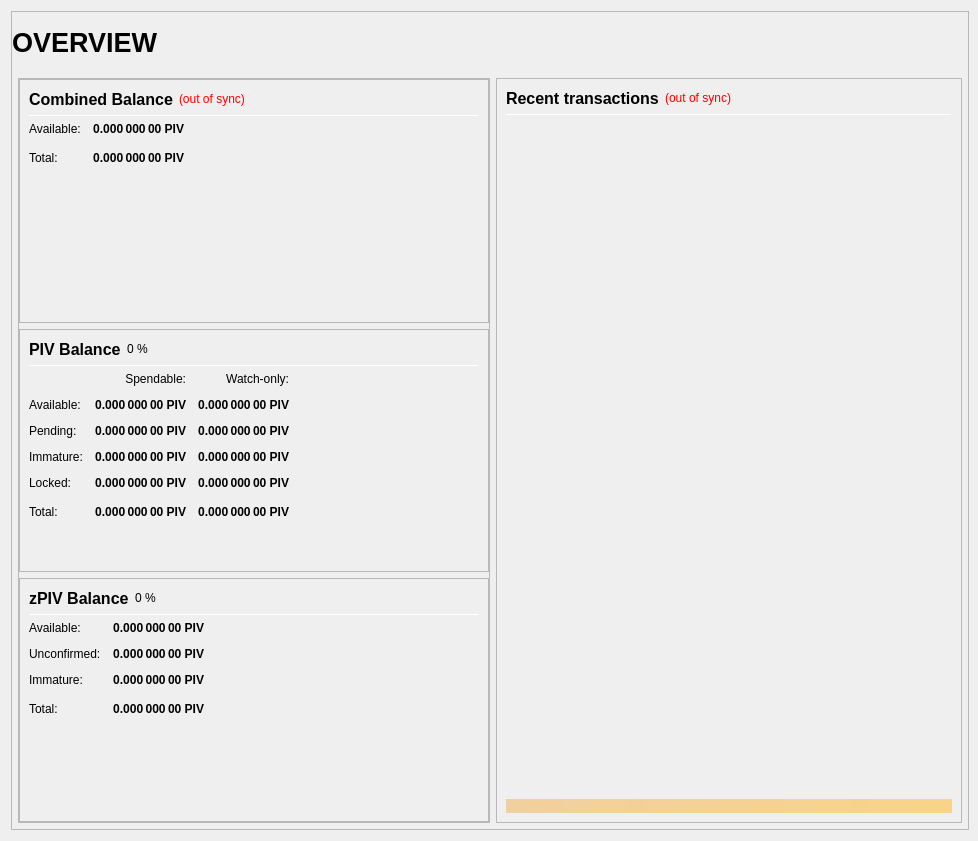
Qt form src/qt/forms/overviewpage.ui (blenda123/labx) before a commit.
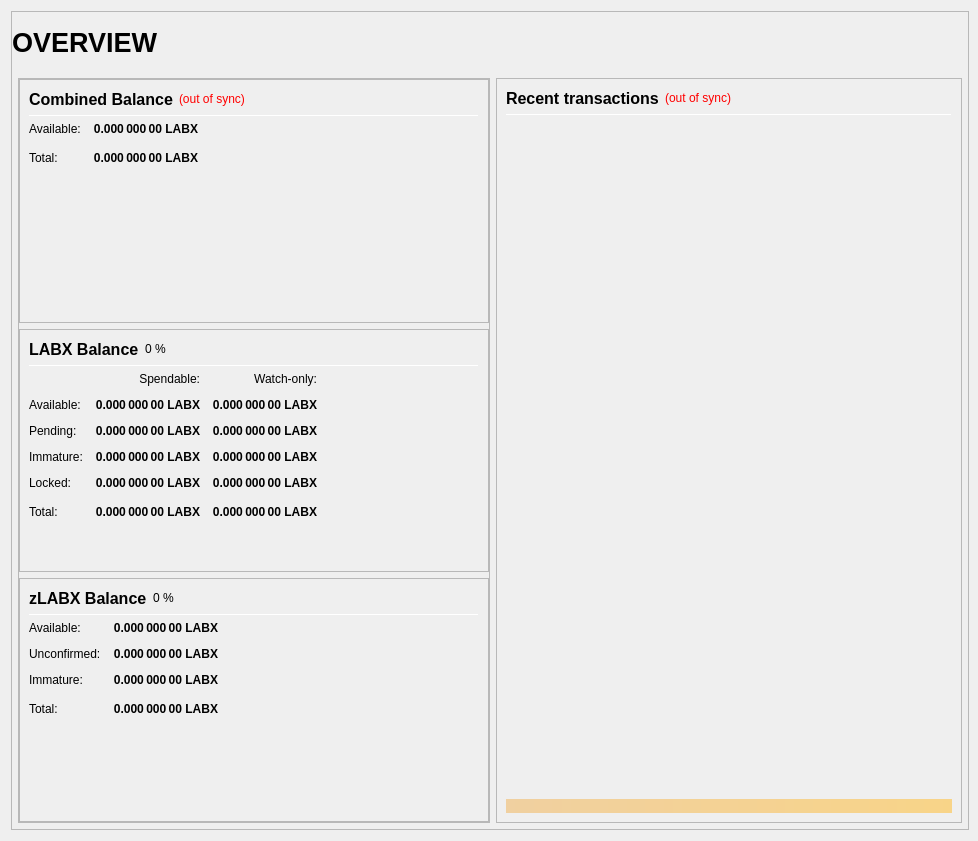
The same form after that commit.

Patch:
```diff
--- a/src/qt/forms/overviewpage.ui
+++ b/src/qt/forms/overviewpage.ui
@@ -333,7 +333,7 @@
                           <string>Your current spendable balance</string>
                          </property>
                          <property name="text">
-                          <string notr="true">0.000 000 00 PIV</string>
+                          <string notr="true">0.000 000 00 LABX</string>
                          </property>
                          <property name="alignment">
                           <set>Qt::AlignRight|Qt::AlignTrailing|Qt::AlignVCenter</set>
@@ -365,7 +365,7 @@
                           <string>Total Balance, including all unavailable coins.</string>
                          </property>
                          <property name="text">
-                          <string notr="true">0.000 000 00 PIV</string>
+                          <string notr="true">0.000 000 00 LABX</string>
                          </property>
                          <property name="alignment">
                           <set>Qt::AlignRight|Qt::AlignTrailing|Qt::AlignVCenter</set>
@@ -433,7 +433,7 @@
                           </font>
                          </property>
                          <property name="text">
-                          <string>PIV Balance</string>
+                          <string>LABX Balance</string>
                          </property>
                         </widget>
                        </item>
@@ -525,7 +525,7 @@
                           <string>Your current spendable balance</string>
                          </property>
                          <property name="text">
-                          <string notr="true">0.000 000 00 PIV</string>
+                          <string notr="true">0.000 000 00 LABX</string>
                          </property>
                          <property name="alignment">
                           <set>Qt::AlignRight|Qt::AlignTrailing|Qt::AlignVCenter</set>
@@ -550,7 +550,7 @@
                           <string>Your current balance in watch-only addresses</string>
                          </property>
                          <property name="text">
-                          <string notr="true">0.000 000 00 PIV</string>
+                          <string notr="true">0.000 000 00 LABX</string>
                          </property>
                          <property name="alignment">
                           <set>Qt::AlignRight|Qt::AlignTrailing|Qt::AlignVCenter</set>
@@ -582,7 +582,7 @@
                           <string>Total of transactions that have yet to be confirmed, and do not yet count toward the spendable balance</string>
                          </property>
                          <property name="text">
-                          <string notr="true">0.000 000 00 PIV</string>
+                          <string notr="true">0.000 000 00 LABX</string>
                          </property>
                          <property name="alignment">
                           <set>Qt::AlignRight|Qt::AlignTrailing|Qt::AlignVCenter</set>
@@ -607,7 +607,7 @@
                           <string>Unconfirmed transactions to watch-only addresses</string>
                          </property>
                          <property name="text">
-                          <string notr="true">0.000 000 00 PIV</string>
+                          <string notr="true">0.000 000 00 LABX</string>
                          </property>
                          <property name="alignment">
                           <set>Qt::AlignRight|Qt::AlignTrailing|Qt::AlignVCenter</set>
@@ -639,7 +639,7 @@
                           <string>Staked or masternode rewards that has not yet matured</string>
                          </property>
                          <property name="text">
-                          <string notr="true">0.000 000 00 PIV</string>
+                          <string notr="true">0.000 000 00 LABX</string>
                          </property>
                          <property name="alignment">
                           <set>Qt::AlignRight|Qt::AlignTrailing|Qt::AlignVCenter</set>
@@ -664,7 +664,7 @@
                           <string>Staked or masternode rewards in watch-only addresses that has not yet matured</string>
                          </property>
                          <property name="text">
-                          <string notr="true">0.000 000 00 PIV</string>
+                          <string notr="true">0.000 000 00 LABX</string>
                          </property>
                          <property name="alignment">
                           <set>Qt::AlignRight|Qt::AlignTrailing|Qt::AlignVCenter</set>
@@ -699,7 +699,7 @@
                           <string>Locked PIV or Masternode collaterals. These are excluded from zPIV minting.</string>
                          </property>
                          <property name="text">
-                          <string notr="true">0.000 000 00 PIV</string>
+                          <string notr="true">0.000 000 00 LABX</string>
                          </property>
                          <property name="alignment">
                           <set>Qt::AlignRight|Qt::AlignTrailing|Qt::AlignVCenter</set>
@@ -724,7 +724,7 @@
                           <string>Current locked balance in watch-only addresses</string>
                          </property>
                          <property name="text">
-                          <string notr="true">0.000 000 00 PIV</string>
+                          <string notr="true">0.000 000 00 LABX</string>
                          </property>
                          <property name="alignment">
                           <set>Qt::AlignRight|Qt::AlignTrailing|Qt::AlignVCenter</set>
@@ -759,7 +759,7 @@
                           <string>Your current LABX balance, unconfirmed and immature transactions included</string>
                          </property>
                          <property name="text">
-                          <string notr="true">0.000 000 00 PIV</string>
+                          <string notr="true">0.000 000 00 LABX</string>
                          </property>
                          <property name="alignment">
                           <set>Qt::AlignRight|Qt::AlignTrailing|Qt::AlignVCenter</set>
@@ -784,7 +784,7 @@
                           <string>Current total balance in watch-only addresses</string>
                          </property>
                          <property name="text">
-                          <string notr="true">0.000 000 00 PIV</string>
+                          <string notr="true">0.000 000 00 LABX</string>
                          </property>
                          <property name="alignment">
                           <set>Qt::AlignRight|Qt::AlignTrailing|Qt::AlignVCenter</set>
@@ -852,7 +852,7 @@
                           </font>
                          </property>
                          <property name="text">
-                          <string>zPIV Balance</string>
+                          <string>zLABX Balance</string>
                          </property>
                         </widget>
                        </item>
@@ -926,7 +926,7 @@
 These zPIV are spendable.</string>
                          </property>
                          <property name="text">
-                          <string notr="true">0.000 000 00 PIV</string>
+                          <string notr="true">0.000 000 00 LABX</string>
                          </property>
                          <property name="alignment">
                           <set>Qt::AlignRight|Qt::AlignTrailing|Qt::AlignVCenter</set>
@@ -957,7 +957,7 @@
 Immature: confirmed, but less than 1 mint of the same denomination after it was minted</string>
                          </property>
                          <property name="text">
-                          <string notr="true">0.000 000 00 PIV</string>
+                          <string notr="true">0.000 000 00 LABX</string>
                          </property>
                          <property name="alignment">
                           <set>Qt::AlignRight|Qt::AlignTrailing|Qt::AlignVCenter</set>
@@ -988,7 +988,7 @@
 Immature: confirmed, but less than 1 mint of the same denomination after it was minted</string>
                          </property>
                          <property name="text">
-                          <string notr="true">0.000 000 00 PIV</string>
+                          <string notr="true">0.000 000 00 LABX</string>
                          </property>
                          <property name="alignment">
                           <set>Qt::AlignRight|Qt::AlignTrailing|Qt::AlignVCenter</set>
@@ -1020,7 +1020,7 @@
                           <string>Your current zPIV balance, unconfirmed and immature zPIV included.</string>
                          </property>
                          <property name="text">
-                          <string notr="true">0.000 000 00 PIV</string>
+                          <string notr="true">0.000 000 00 LABX</string>
                          </property>
                          <property name="alignment">
                           <set>Qt::AlignRight|Qt::AlignTrailing|Qt::AlignVCenter</set>
```
Left out of the diff: 16 changed lines with no effect on the pictures.
